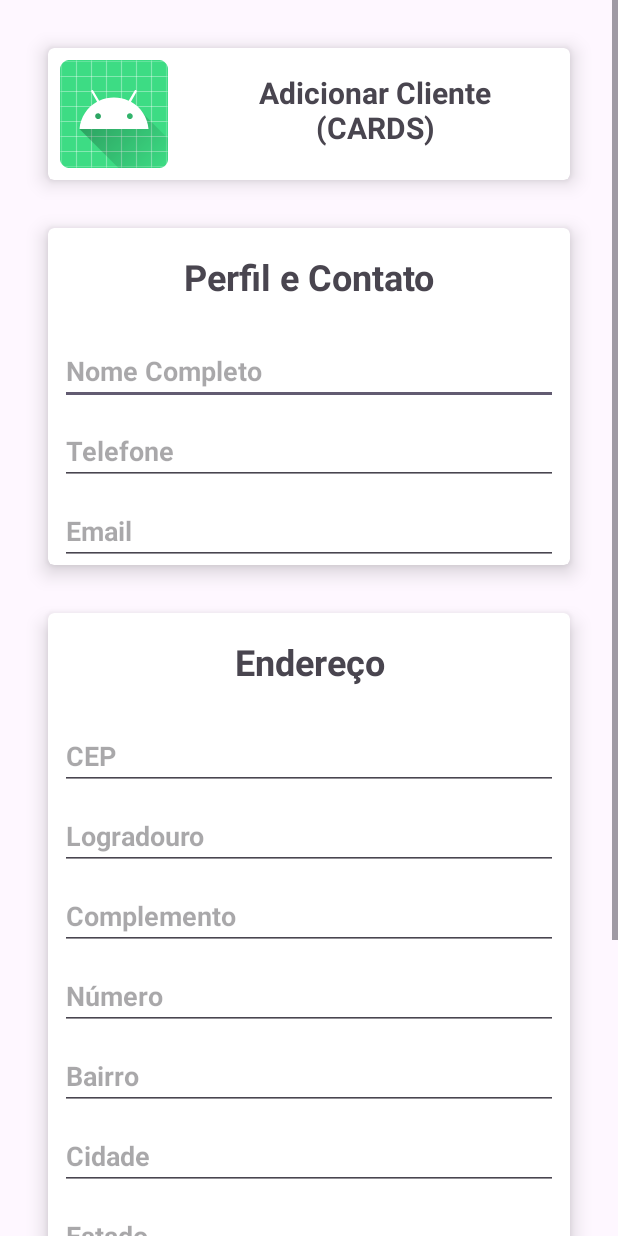
After one commit to ThiagoAvelino1990/Aplicativos-Mobile, an Android app: the fragment AdicionarClienteCardsFragment shown on its own in the app's theme, on a phone screen of 412 x 824 dp. The commit adds this screen. Run offline under Robolectric (Android 15) with nearby library versions, the phone set to English and light mode, and no system bars.

Commit message:
finalização do cardViews

```diff
--- /dev/null
+++ b/Java/AppClientes/app/src/main/java/br/com/dev/appclientes/view/AdicionarClienteCardsFragment.java
@@ -0,0 +1,203 @@
+package br.com.dev.appclientes.view;
+
+import android.os.Bundle;
+import android.text.TextUtils;
+import android.view.LayoutInflater;
+import android.view.View;
+import android.view.ViewGroup;
+import android.widget.Button;
+import android.widget.CheckBox;
+import android.widget.EditText;
+import android.widget.TextView;
+import android.widget.Toast;
+
+import androidx.fragment.app.Fragment;
+
+import br.com.dev.appclientes.R;
+import br.com.dev.appclientes.controller.ClienteController;
+import br.com.dev.appclientes.model.Cliente;
+
+public class AdicionarClienteCardsFragment extends Fragment {
+
+    // Fragment - Classe responsável pela camada de VISÃO (Layout)
+    View view;
+    TextView textView;
+
+    EditText editNomeCompleto, editTelefone, editEmail, editCep, editLogradouro, editComplemento, editNumero, editBairro, editCidade, editEstado, editPais;
+
+    CheckBox chkTermosDeUso;
+
+    Button btnCancelar, btnSalvar;
+
+    Cliente cliente;
+    ClienteController clienteController;
+
+
+    public AdicionarClienteCardsFragment() {
+    }
+
+    @Override
+    public void onCreate(Bundle savedInstanceState) {
+        super.onCreate(savedInstanceState);
+
+    }
+
+    @Override
+    public View onCreateView(LayoutInflater inflater, ViewGroup container,
+                             Bundle savedInstanceState) {
+
+        view =  inflater.inflate(R.layout.fragment_adicionar_cliente_cards, container, false);
+
+        inicializarComponentesDeLayout();
+
+        eventoButton();
+
+        return view;
+    }
+
+    /**
+     * Método para inicializar os componentes
+     */
+    public void inicializarComponentesDeLayout(){
+
+        textView = view.findViewById(R.id.txtViewCliente);
+        textView.setText(R.string.adicionar_cliente_cards);
+
+
+        editNomeCompleto = view.findViewById(R.id.editNomeCompleto);
+        editTelefone = view.findViewById(R.id.editTelefone);
+        editEmail = view.findViewById(R.id.editEmail);
+        editCep = view.findViewById(R.id.editCep);
+        editLogradouro = view.findViewById(R.id.editLogradouro);
+        editComplemento = view.findViewById(R.id.editComplemento);
+        editNumero = view.findViewById(R.id.editNumero);
+        editBairro = view.findViewById(R.id.editBairro);
+        editCidade = view.findViewById(R.id.editCidade);
+        editEstado = view.findViewById(R.id.editEstado);
+        editPais = view.findViewById(R.id.editPais);
+
+        btnSalvar = view.findViewById(R.id.btnSalvar);
+        btnCancelar = view.findViewById(R.id.bntCancelar);
+
+        chkTermosDeUso = view.findViewById(R.id.chkTermosDeUso);
+
+        cliente = new Cliente();
+        clienteController = new ClienteController(getContext());
+
+    }
+
+    public void eventoButton(){
+
+        btnSalvar.setOnClickListener(new View.OnClickListener() {
+            @Override
+            public void onClick(View view) {
+
+                boolean isDadosOK = true;
+
+                if(TextUtils.isEmpty(editNomeCompleto.getText().toString())){
+                    isDadosOK = false;
+                    editNomeCompleto.setError("*");
+                    editNomeCompleto.requestFocus();
+                }
+
+                if(TextUtils.isEmpty(editTelefone.getText().toString())){
+                    isDadosOK = false;
+                    editTelefone.setError("*");
+                    editTelefone.requestFocus();
+                }
+
+                if(TextUtils.isEmpty(editEmail.getText().toString())){
+                    isDadosOK = false;
+                    editEmail.setError("*");
+                    editEmail.requestFocus();
+                }
+
+                if(TextUtils.isEmpty(editCep.getText().toString())){
+                    isDadosOK = false;
+                    editCep.setError("*");
+                    editCep.requestFocus();
+                }
+
+                if(TextUtils.isEmpty(editLogradouro.getText().toString())){
+                    isDadosOK = false;
+                    editLogradouro.setError("*");
+                    editLogradouro.requestFocus();
+                }
+
+                /** Removido. Complemento não deve ser um campo obrigatório
+                 *
+
+                if(TextUtils.isEmpty(editComplemento.getText().toString())){
+                    isDadosOK = false;
+                    editComplemento.setError("*");
+                    editComplemento.requestFocus();
+                }*/
+
+                if(TextUtils.isEmpty(editNumero.getText().toString())){
+                    isDadosOK = false;
+                    editNumero.setError("*");
+                    editNumero.requestFocus();
+                }
+
+                if(TextUtils.isEmpty(editBairro.getText().toString())){
+                    isDadosOK = false;
+                    editBairro.setError("*");
+                    editBairro.requestFocus();
+                }
+
+                if(TextUtils.isEmpty(editCidade.getText().toString())){
+                    isDadosOK = false;
+                    editCidade.setError("*");
+                    editCidade.requestFocus();
+                }
+
+                if(TextUtils.isEmpty(editEstado.getText().toString())){
+                    isDadosOK = false;
+                    editEstado.setError("*");
+                    editEstado.requestFocus();
+                }
+
+                if(TextUtils.isEmpty(editPais.getText().toString())){
+                    isDadosOK = false;
+                    editPais.setError("*");
+                    editPais.requestFocus();
+                }
+
+
+
+                if(isDadosOK){
+
+                    cliente.setNome(editNomeCompleto.getText().toString());
+                    cliente.setTelefone(editTelefone.getText().toString());
+                    cliente.setEmail(editEmail.getText().toString());
+                    cliente.setCep(Integer.parseInt(editCep.getText().toString()));
+                    cliente.setLogradouro(editLogradouro.getText().toString());
+                    cliente.setComplemento(editComplemento.getText().toString());
+                    cliente.setNumero(editNumero.getText().toString());
+                    cliente.setBairro(editBairro.getText().toString());
+                    cliente.setCidade(editCidade.getText().toString());
+                    cliente.setEstado(editEstado.getText().toString());
+                    cliente.setPais(editPais.getText().toString());
+                    cliente.setTermosDeUso(chkTermosDeUso.isChecked());
+
+
+                    clienteController.insertObject(cliente);
+                    Toast.makeText(getContext(),"Dados salvos com sucesso...", Toast.LENGTH_LONG).show();
+                }else{
+                    Toast.makeText(getContext(),"Verifique os campos...", Toast.LENGTH_LONG).show();
+                }
+
+            }
+        });
+
+        btnCancelar.setOnClickListener(new View.OnClickListener() {
+            @Override
+            public void onClick(View view) {
+
+            }
+        });
+
+    }
+
+
+}
--- a/Java/AppClientes/app/src/main/java/br/com/dev/appclientes/view/MainActivity.java
+++ b/Java/AppClientes/app/src/main/java/br/com/dev/appclientes/view/MainActivity.java
@@ -21,7 +21,6 @@ import com.google.android.material.snackbar.Snackbar;
 import br.com.dev.appclientes.R;
 import br.com.dev.appclientes.controller.ClienteController;
 
-// TODO - Criar o novo Layout para suporte aos CARDS
 
 public class MainActivity extends AppCompatActivity
         implements NavigationView.OnNavigationItemSelectedListener {
@@ -183,6 +182,10 @@ public class MainActivity extends AppCompatActivity
 
             fragmentManager.beginTransaction().replace(R.id.content_fragment, new ListarClientesCardsFragment()).commit();
 
+        }else if(id == R.id.adicionar_cliente_cards_nav){
+
+            fragmentManager.beginTransaction().replace(R.id.content_fragment, new AdicionarClienteCardsFragment()).commit();
+
         }
 
         DrawerLayout drawer = (DrawerLayout) findViewById(R.id.drawer_layout);
--- /dev/null
+++ b/Java/AppClientes/app/src/main/res/layout/fragment_adicionar_cliente_cards.xml
@@ -0,0 +1,277 @@
+<FrameLayout xmlns:android="http://schemas.android.com/apk/res/android"
+    xmlns:app="http://schemas.android.com/apk/res-auto"
+    xmlns:tools="http://schemas.android.com/tools"
+    android:layout_width="match_parent"
+    android:layout_height="match_parent"
+    tools:context=".view.ModeloAzulFragment">
+
+    <ScrollView
+        android:layout_width="match_parent"
+        android:layout_height="match_parent">
+
+        <androidx.appcompat.widget.LinearLayoutCompat
+            android:layout_width="match_parent"
+            android:layout_height="wrap_content"
+            android:layout_margin="16dp"
+            android:orientation="vertical">
+
+            <androidx.cardview.widget.CardView
+                android:layout_width="match_parent"
+                android:layout_height="wrap_content"
+                android:layout_margin="16dp"
+                app:cardCornerRadius="4dp"
+                app:cardElevation="8dp">
+
+                <androidx.appcompat.widget.LinearLayoutCompat
+                    android:layout_width="match_parent"
+                    android:layout_height="wrap_content">
+
+                    <ImageView
+                        android:layout_width="wrap_content"
+                        android:layout_height="wrap_content"
+                        android:layout_margin="8dp"
+                        android:src="@mipmap/ic_launcher" />
+
+                    <TextView
+                        android:id="@+id/txtViewCliente"
+                        android:layout_width="match_parent"
+                        android:layout_height="wrap_content"
+                        android:layout_margin="16dp"
+                        android:gravity="center"
+                        android:text="@string/adicionar_cliente_cards"
+                        android:textSize="20sp"
+                        android:textStyle="bold" />
+
+                </androidx.appcompat.widget.LinearLayoutCompat>
+
+            </androidx.cardview.widget.CardView>
+
+            <androidx.cardview.widget.CardView
+                android:layout_width="match_parent"
+                android:layout_height="wrap_content"
+                android:layout_margin="16dp"
+                app:cardCornerRadius="4dp"
+                app:cardElevation="8dp">
+
+                <androidx.appcompat.widget.LinearLayoutCompat
+                    android:layout_width="match_parent"
+                    android:layout_height="wrap_content"
+                    android:orientation="vertical">
+
+                    <TextView
+                        android:id="@+id/txtPerfilContato"
+                        android:layout_width="match_parent"
+                        android:layout_height="wrap_content"
+                        android:layout_margin="16dp"
+                        android:gravity="center"
+                        android:text="@string/txtPerfilContato"
+                        android:textSize="24sp"
+                        android:textStyle="bold" />
+
+                    <EditText
+                        android:id="@+id/editNomeCompleto"
+                        android:layout_width="match_parent"
+                        android:layout_height="wrap_content"
+                        android:layout_marginStart="8dp"
+                        android:layout_marginTop="8dp"
+                        android:layout_marginEnd="8dp"
+                        android:gravity="left"
+                        android:hint="Nome Completo"
+                        android:textSize="18sp"
+                        android:textStyle="bold" />
+
+                    <EditText
+                        android:id="@+id/editTelefone"
+                        android:layout_width="match_parent"
+                        android:layout_height="wrap_content"
+                        android:layout_marginStart="8dp"
+                        android:layout_marginTop="8dp"
+                        android:layout_marginEnd="8dp"
+                        android:gravity="left"
+                        android:hint="Telefone"
+                        android:inputType="phone"
+                        android:textSize="18sp"
+                        android:textStyle="bold" />
+
+                    <EditText
+                        android:id="@+id/editEmail"
+                        android:layout_width="match_parent"
+                        android:layout_height="wrap_content"
+                        android:layout_marginStart="8dp"
+                        android:layout_marginTop="8dp"
+                        android:layout_marginEnd="8dp"
+                        android:gravity="left"
+                        android:hint="Email"
+                        android:inputType="textEmailAddress"
+                        android:textSize="18sp"
+                        android:textStyle="bold" />
+                </androidx.appcompat.widget.LinearLayoutCompat>
+            </androidx.cardview.widget.CardView>
+
+            <androidx.cardview.widget.CardView
+                android:layout_width="match_parent"
+                android:layout_height="wrap_content"
+                android:layout_margin="16dp"
+                app:cardCornerRadius="4dp"
+                app:cardElevation="8dp">
+
+                <androidx.appcompat.widget.LinearLayoutCompat
+                    android:layout_width="match_parent"
+                    android:layout_height="wrap_content"
+                    android:orientation="vertical">
+
+                    <TextView
+                        android:id="@+id/txtEndereco"
+                        android:layout_width="match_parent"
+                        android:layout_height="wrap_content"
+                        android:layout_margin="16dp"
+                        android:gravity="center"
+                        android:text="@string/txtEndereco"
+                        android:textSize="24sp"
+                        android:textStyle="bold" />
+
+                    <EditText
+                        android:id="@+id/editCep"
+                        android:layout_width="match_parent"
+                        android:layout_height="wrap_content"
+                        android:layout_marginStart="8dp"
+                        android:layout_marginTop="8dp"
+                        android:layout_marginEnd="8dp"
+                        android:gravity="left"
+                        android:hint="CEP"
+                        android:inputType="number"
+                        android:textSize="18sp"
+                        android:textStyle="bold" />
+
+                    <EditText
+                        android:id="@+id/editLogradouro"
+                        android:layout_width="match_parent"
+                        android:layout_height="wrap_content"
+                        android:layout_marginStart="8dp"
+                        android:layout_marginTop="8dp"
+                        android:layout_marginEnd="8dp"
+                        android:gravity="left"
+                        android:hint="Logradouro"
+                        android:textSize="18sp"
+                        android:textStyle="bold" />
+
+                    <EditText
+                        android:id="@+id/editComplemento"
+                        android:layout_width="match_parent"
+                        android:layout_height="wrap_content"
+                        android:layout_marginStart="8dp"
+                        android:layout_marginTop="8dp"
+                        android:layout_marginEnd="8dp"
+                        android:gravity="left"
+                        android:hint="Complemento"
+                        android:textSize="18sp"
+                        android:textStyle="bold" />
+
+                    <EditText
+                        android:id="@+id/editNumero"
+                        android:layout_width="match_parent"
+                        android:layout_height="wrap_content"
+                        android:layout_marginStart="8dp"
+                        android:layout_marginTop="8dp"
+                        android:layout_marginEnd="8dp"
+                        android:gravity="left"
+                        android:hint="Número"
+                        android:inputType="number"
+                        android:textSize="18sp"
+                        android:textStyle="bold" />
+
+                    <EditText
+                        android:id="@+id/editBairro"
+                        android:layout_width="match_parent"
+                        android:layout_height="wrap_content"
+                        android:layout_marginStart="8dp"
+                        android:layout_marginTop="8dp"
+                        android:layout_marginEnd="8dp"
+                        android:gravity="left"
+                        android:hint="Bairro"
+                        android:textSize="18sp"
+                        android:textStyle="bold" />
+
+                    <EditText
+                        android:id="@+id/editCidade"
+                        android:layout_width="match_parent"
+                        android:layout_height="wrap_content"
+                        android:layout_marginStart="8dp"
+                        android:layout_marginTop="8dp"
+                        android:layout_marginEnd="8dp"
+                        android:gravity="left"
+                        android:hint="Cidade"
+                        android:textSize="18sp"
+                        android:textStyle="bold" />
+
+                    <EditText
+                        android:id="@+id/editEstado"
+                        android:layout_width="match_parent"
+                        android:layout_height="wrap_content"
+                        android:layout_marginStart="8dp"
+                        android:layout_marginTop="8dp"
+                        android:layout_marginEnd="8dp"
+                        android:gravity="left"
+                        android:hint="Estado"
+                        android:textSize="18sp"
+                        android:textStyle="bold" />
+
+                    <EditText
+                        android:id="@+id/editPais"
+                        android:layout_width="match_parent"
+                        android:layout_height="wrap_content"
+                        android:layout_marginStart="8dp"
+                        android:layout_marginTop="8dp"
+                        android:layout_marginEnd="8dp"
+                        android:gravity="left"
+                        android:hint="País"
+                        android:textSize="18sp"
+                        android:textStyle="bold" />
+
+                    <CheckBox
+                        android:id="@+id/chkTermosDeUso"
+                        android:layout_width="match_parent"
+                        android:layout_height="wrap_content"
+                        android:layout_marginStart="8dp"
+                        android:layout_marginTop="8dp"
+                        android:layout_marginEnd="8dp"
+                        android:gravity="left"
+                        android:text="Termos de uso"
+                        android:textSize="18sp"
+                        android:textStyle="bold" />
+                </androidx.appcompat.widget.LinearLayoutCompat>
+
+            </androidx.cardview.widget.CardView>
+
+            <androidx.cardview.widget.CardView
+                android:layout_width="match_parent"
+                android:layout_height="wrap_content"
+                android:layout_margin="16dp">
+
+                <androidx.appcompat.widget.LinearLayoutCompat
+                    android:layout_width="match_parent"
+                    android:layout_height="wrap_content"
+                    android:layout_margin="16dp">
+
+                    <androidx.appcompat.widget.AppCompatButton
+                        android:id="@+id/bntCancelar"
+                        android:layout_width="wrap_content"
+                        android:layout_height="wrap_content"
+                        style="@style/CustomizeButton"
+                        android:text="CANCELAR"
+                        android:layout_marginEnd="16dp"/>
+
+                    <androidx.appcompat.widget.AppCompatButton
+                        android:id="@+id/btnSalvar"
+                        android:layout_width="wrap_content"
+                        android:layout_height="wrap_content"
+                        style="@style/CustomizeButton"
+                        android:text="SALVAR" />
+
+                </androidx.appcompat.widget.LinearLayoutCompat>
+            </androidx.cardview.widget.CardView>
+
+        </androidx.appcompat.widget.LinearLayoutCompat>
+
+    </ScrollView>
+</FrameLayout>
--- a/Java/AppClientes/app/src/main/res/menu/activity_main_drawer.xml
+++ b/Java/AppClientes/app/src/main/res/menu/activity_main_drawer.xml
@@ -17,6 +17,10 @@
             android:icon="@drawable/ic_item_menu_padrao"
             android:title="@string/adicionar_cliente_main" />
 
+        <item android:id="@+id/adicionar_cliente_cards_nav"
+            android:icon="@drawable/ic_item_menu_padrao"
+            android:title="@string/adicionar_cliente_cards" />
+
         <item android:id="@+id/nav_preto"
             android:icon="@drawable/ic_item_menu_padrao"
             android:title="@string/fragmento_preto" />
--- a/Java/AppClientes/app/src/main/res/values/colors.xml
+++ b/Java/AppClientes/app/src/main/res/values/colors.xml
@@ -13,4 +13,7 @@
 
     <!-- Cor para os campos do layout-->
     <color name="orange">#D9BDA8</color>
+
+    <!-- Cor para botões -->
+    <color name="gray">#c9c9c9</color>
 </resources>
--- a/Java/AppClientes/app/src/main/res/values/strings.xml
+++ b/Java/AppClientes/app/src/main/res/values/strings.xml
@@ -18,6 +18,7 @@
     <string name="adicionar_cliente_main">Adicionar Cliente</string>
     <string name="titulo_cliente">Cliente</string>
     <string name="novo_cliente">Adicionar Novo Cliente</string>
+    <string name="adicionar_cliente_cards">Adicionar Cliente (CARDS)</string>
 
     <string name="fragmento_preto">Fragmento Preto</string>
     <string name="titulo_preto">Preto</string>
@@ -30,5 +31,7 @@
 
     <!-- Opções do Menu Principal -->
     <string name="meu_perfil">Meu Perfil</string>
+    <string name="txtPerfilContato">Perfil e Contato</string>
+    <string name="txtEndereco">Endereço</string>
 
 </resources>
--- a/Java/AppClientes/app/src/main/res/values/styles.xml
+++ b/Java/AppClientes/app/src/main/res/values/styles.xml
@@ -17,4 +17,8 @@
 
     <style name="AppTheme.PopupOverlay" parent="ThemeOverlay.AppCompat.Light" />
 
+    <style name ="CustomizeButton" parent="Widget.AppCompat.Button">
+        <item name="android:textColor">@color/gray</item>
+        <item name="backgroundTint">@color/azul</item>
+    </style>
 </resources>
```
